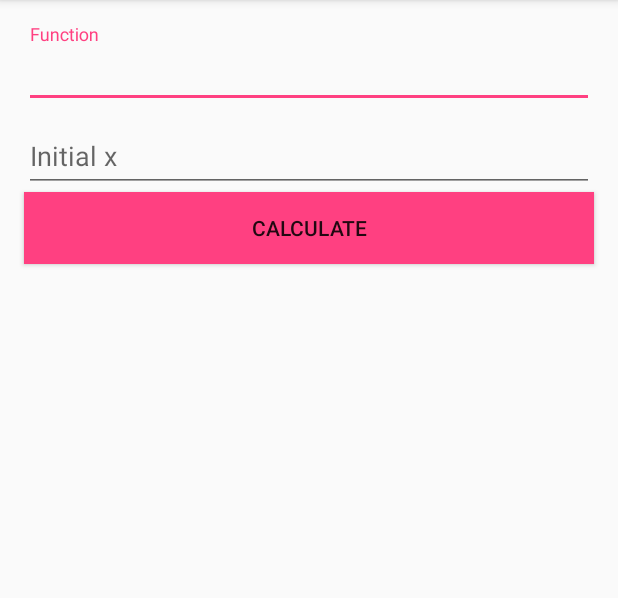
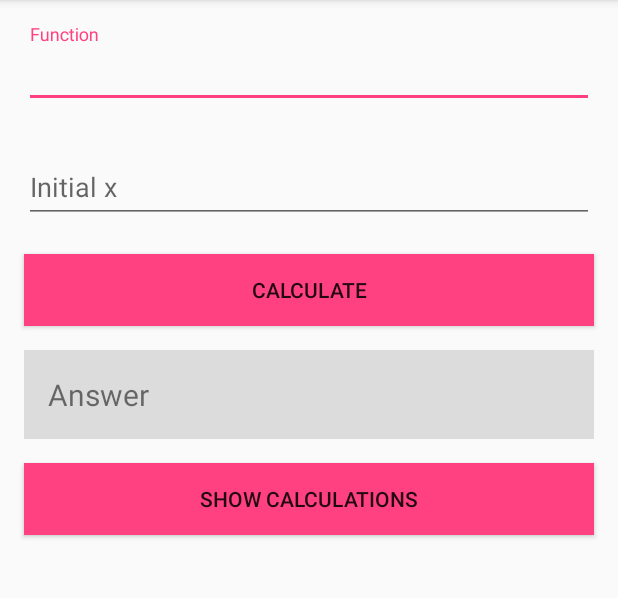
Before and after one commit to divyanshu1234/Approximation, an Android app: the screen it shows after launch (MainActivity), on a phone screen of 412 x 824 dp, the part 84-682 px from its top. Run offline under Robolectric (Android 15) with nearby library versions, the phone set to English and light mode, and no system bars.

Commit message:
feat: Added bottom sheet to show calculations

```diff
--- a/app/src/main/res/layout/activity_main.xml
+++ b/app/src/main/res/layout/activity_main.xml
@@ -19,7 +19,7 @@
             android:layout_width="match_parent"
             android:layout_height="wrap_content"
             android:hint="Function"
-            android:inputType="text"/>
+            android:inputType="textNoSuggestions"/>
 
     </android.support.design.widget.TextInputLayout>
 
@@ -45,11 +45,33 @@
         android:background="@color/colorAccent"
         android:onClick="calculate"
         android:layout_marginLeft="16dp"
+        android:layout_marginRight="16dp"/>
+
+    <RelativeLayout
+        android:layout_height="wrap_content"
+        android:layout_width="match_parent"
+        android:background="#DCDCDC"
+        android:layout_marginLeft="16dp"
         android:layout_marginRight="16dp"
-        />
+        android:layout_marginTop="16dp"
+        android:layout_marginBottom="16dp"
+        android:paddingTop="16dp"
+        android:paddingBottom="16dp"
+        android:paddingLeft="16dp">
+        <TextView
+            android:id="@+id/tv_answer"
+            android:text="Answer"
+            android:textSize="20sp"
+            android:layout_height="wrap_content"
+            android:layout_width="match_parent" />
+    </RelativeLayout>
+    <Button
+        android:layout_height="wrap_content"
+        android:layout_width="match_parent"
+        android:text="Show Calculations"
+        android:background="@color/colorAccent"
+        android:onClick="show_calculations"
+        android:layout_marginLeft="16dp"
+        android:layout_marginRight="16dp"/>
 
-    <ListView
-        android:id="@+id/lv_roots"
-        android:layout_height="wrap_content"
-        android:layout_width="match_parent" />
 </LinearLayout>
```
Also changed, not shown: app/src/main/java/divyanshu/approximation/MainActivity.java (+74 -18 lines), app/src/main/java/divyanshu/approximation/MyBottomSheetDialogFragment.java (added, +45 -0 lines), app/src/main/res/layout/data_sheet.xml (+8 -29 lines).
